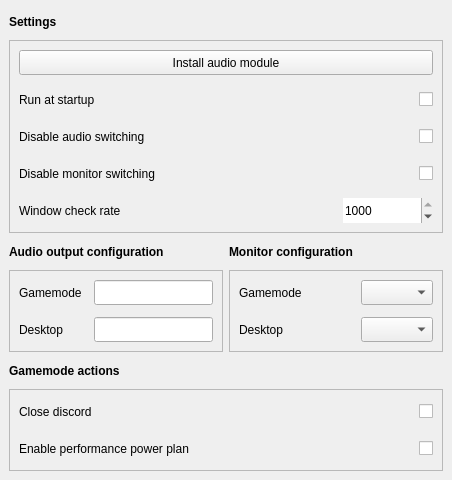
Qt form src/BigPictureTV/bigpicturetv.ui (Odizinne/BigPictureTV) before a commit.
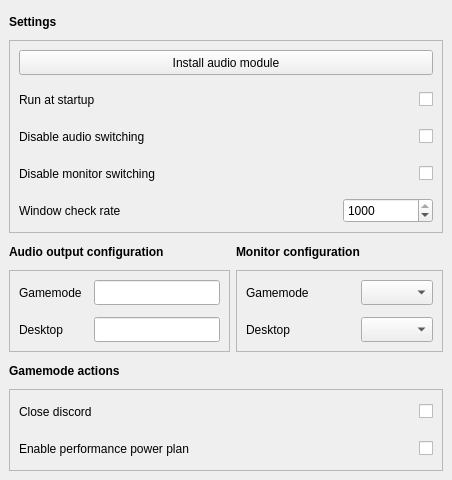
The same form after that commit.

The edit to the form file:
```diff
--- a/src/BigPictureTV/bigpicturetv.ui
+++ b/src/BigPictureTV/bigpicturetv.ui
@@ -26,43 +26,7 @@
    <string>BigPictureTV - Settings</string>
   </property>
   <widget class="QWidget" name="centralwidget">
-   <layout class="QGridLayout" name="gridLayout_2" columnstretch="1,1">
-    <item row="2" column="0">
-     <widget class="QLabel" name="audioOutputLabel">
-      <property name="minimumSize">
-       <size>
-        <width>0</width>
-        <height>25</height>
-       </size>
-      </property>
-      <property name="font">
-       <font>
-        <bold>true</bold>
-       </font>
-      </property>
-      <property name="text">
-       <string>Audio output configuration</string>
-      </property>
-     </widget>
-    </item>
-    <item row="4" column="0" colspan="2">
-     <widget class="QLabel" name="actionsLabel">
-      <property name="minimumSize">
-       <size>
-        <width>0</width>
-        <height>25</height>
-       </size>
-      </property>
-      <property name="font">
-       <font>
-        <bold>true</bold>
-       </font>
-      </property>
-      <property name="text">
-       <string>Gamemode actions</string>
-      </property>
-     </widget>
-    </item>
+   <layout class="QGridLayout" name="gridLayout_2" columnstretch="1,0">
     <item row="5" column="0" colspan="2">
      <widget class="QFrame" name="actionsFrame">
       <property name="frameShape">
@@ -148,6 +112,106 @@
       </layout>
      </widget>
     </item>
+    <item row="3" column="0">
+     <widget class="QFrame" name="audio_frame">
+      <property name="frameShape">
+       <enum>QFrame::Shape::StyledPanel</enum>
+      </property>
+      <layout class="QGridLayout" name="gridLayout">
+       <property name="leftMargin">
+        <number>9</number>
+       </property>
+       <property name="topMargin">
+        <number>9</number>
+       </property>
+       <property name="rightMargin">
+        <number>9</number>
+       </property>
+       <property name="bottomMargin">
+        <number>9</number>
+       </property>
+       <property name="spacing">
+        <number>12</number>
+       </property>
+       <item row="0" column="0">
+        <widget class="QLabel" name="gamemodeAudioLabel">
+         <property name="minimumSize">
+          <size>
+           <width>0</width>
+           <height>25</height>
+          </size>
+         </property>
+         <property name="text">
+          <string>Gamemode</string>
+         </property>
+        </widget>
+       </item>
+       <item row="1" column="0">
+        <widget class="QLabel" name="desktopAudioLabel">
+         <property name="minimumSize">
+          <size>
+           <width>0</width>
+           <height>25</height>
+          </size>
+         </property>
+         <property name="text">
+          <string>Desktop</string>
+         </property>
+        </widget>
+       </item>
+       <item row="1" column="1">
+        <widget class="QLineEdit" name="desktopAudioLineEdit">
+         <property name="minimumSize">
+          <size>
+           <width>0</width>
+           <height>25</height>
+          </size>
+         </property>
+         <property name="autoFillBackground">
+          <bool>false</bool>
+         </property>
+         <property name="frame">
+          <bool>true</bool>
+         </property>
+        </widget>
+       </item>
+       <item row="0" column="1">
+        <widget class="QLineEdit" name="gamemodeAudioLineEdit">
+         <property name="minimumSize">
+          <size>
+           <width>0</width>
+           <height>25</height>
+          </size>
+         </property>
+         <property name="autoFillBackground">
+          <bool>false</bool>
+         </property>
+         <property name="frame">
+          <bool>true</bool>
+         </property>
+        </widget>
+       </item>
+      </layout>
+     </widget>
+    </item>
+    <item row="2" column="0">
+     <widget class="QLabel" name="audioOutputLabel">
+      <property name="minimumSize">
+       <size>
+        <width>0</width>
+        <height>25</height>
+       </size>
+      </property>
+      <property name="font">
+       <font>
+        <bold>true</bold>
+       </font>
+      </property>
+      <property name="text">
+       <string>Audio output configuration</string>
+      </property>
+     </widget>
+    </item>
     <item row="3" column="1">
      <widget class="QFrame" name="monitorsFrame">
       <property name="frameShape">
@@ -237,8 +301,8 @@
       </layout>
      </widget>
     </item>
-    <item row="2" column="1">
-     <widget class="QLabel" name="monitorConfigurationLabel">
+    <item row="4" column="0" colspan="2">
+     <widget class="QLabel" name="actionsLabel">
       <property name="minimumSize">
        <size>
         <width>0</width>
@@ -251,92 +315,10 @@
        </font>
       </property>
       <property name="text">
-       <string>Monitor configuration</string>
+       <string>Gamemode actions</string>
       </property>
      </widget>
     </item>
-    <item row="3" column="0">
-     <widget class="QFrame" name="audio_frame">
-      <property name="frameShape">
-       <enum>QFrame::Shape::StyledPanel</enum>
-      </property>
-      <layout class="QGridLayout" name="gridLayout">
-       <property name="leftMargin">
-        <number>9</number>
-       </property>
-       <property name="topMargin">
-        <number>9</number>
-       </property>
-       <property name="rightMargin">
-        <number>9</number>
-       </property>
-       <property name="bottomMargin">
-        <number>9</number>
-       </property>
-       <property name="spacing">
-        <number>12</number>
-       </property>
-       <item row="0" column="0">
-        <widget class="QLabel" name="gamemodeAudioLabel">
-         <property name="minimumSize">
-          <size>
-           <width>0</width>
-           <height>25</height>
-          </size>
-         </property>
-         <property name="text">
-          <string>Gamemode</string>
-         </property>
-        </widget>
-       </item>
-       <item row="1" column="0">
-        <widget class="QLabel" name="desktopAudioLabel">
-         <property name="minimumSize">
-          <size>
-           <width>0</width>
-           <height>25</height>
-          </size>
-         </property>
-         <property name="text">
-          <string>Desktop</string>
-         </property>
-        </widget>
-       </item>
-       <item row="1" column="1">
-        <widget class="QLineEdit" name="desktopAudioLineEdit">
-         <property name="minimumSize">
-          <size>
-           <width>0</width>
-           <height>25</height>
-          </size>
-         </property>
-         <property name="autoFillBackground">
-          <bool>false</bool>
-         </property>
-         <property name="frame">
-          <bool>true</bool>
-         </property>
-        </widget>
-       </item>
-       <item row="0" column="1">
-        <widget class="QLineEdit" name="gamemodeAudioLineEdit">
-         <property name="minimumSize">
-          <size>
-           <width>0</width>
-           <height>25</height>
-          </size>
-         </property>
-         <property name="autoFillBackground">
-          <bool>false</bool>
-         </property>
-         <property name="frame">
-          <bool>true</bool>
-         </property>
-        </widget>
-       </item>
-      </layout>
-     </widget>
-    </item>
     <item row="1" column="0" colspan="2">
      <widget class="QFrame" name="settingsFrame">
       <property name="frameShape">
@@ -425,7 +407,7 @@
           </size>
          </property>
          <property name="frame">
-          <bool>false</bool>
+          <bool>true</bool>
          </property>
          <property name="minimum">
           <number>100</number>
@@ -533,6 +515,24 @@
       </property>
      </widget>
     </item>
+    <item row="2" column="1">
+     <widget class="QLabel" name="monitorConfigurationLabel">
+      <property name="minimumSize">
+       <size>
+        <width>0</width>
+        <height>25</height>
+       </size>
+      </property>
+      <property name="font">
+       <font>
+        <bold>true</bold>
+       </font>
+      </property>
+      <property name="text">
+       <string>Monitor configuration</string>
+      </property>
+     </widget>
+    </item>
    </layout>
   </widget>
  </widget>
```
